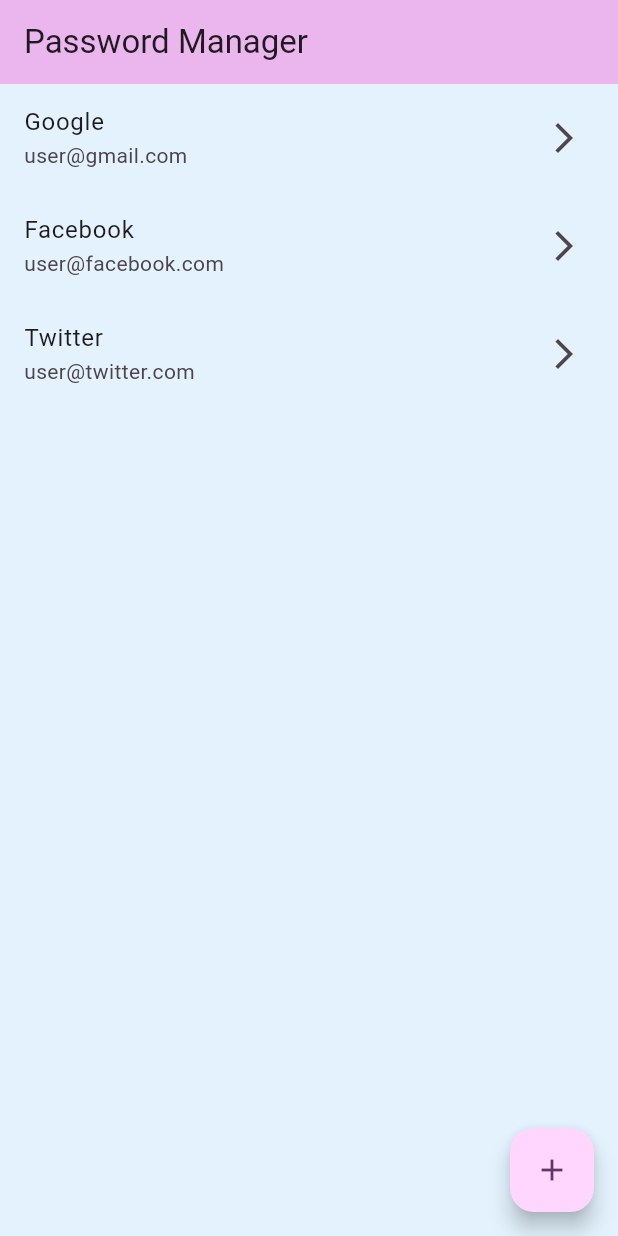
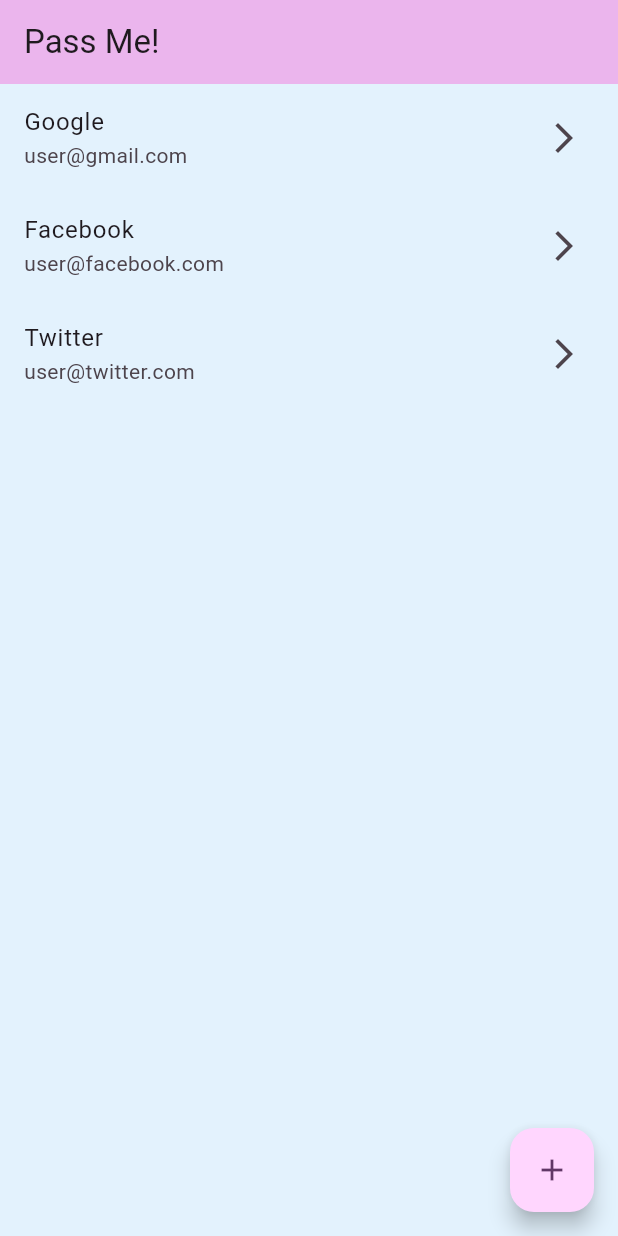
Before and after one commit to could-ai/019860d4-39db-7d30-8c54-eef5cc6d4892, a Flutter app: the screen it shows after launch, on a phone screen of 412 x 824 dp. Run offline on Flutter 3.47's test engine with Material 3 defaults, Android fonts, the phone set to English and light mode, and no system bars.

Commit message:
Change app title from 'Password Manager' to 'Pass Me!'

```diff
--- a/usr/lib/main.dart
+++ b/usr/lib/main.dart
@@ -19,13 +19,13 @@ class MyApp extends StatelessWidget {
   @override
   Widget build(BuildContext context) {
     return MaterialApp(
-      title: 'Password Manager',
+      title: 'Pass Me!',
       debugShowCheckedModeBanner: false,
       theme: ThemeData(
         colorScheme: ColorScheme.fromSeed(seedColor: Colors.purple),
         useMaterial3: true,
       ),
-      home: const MyHomePage(title: 'Password Manager'),
+      home: const MyHomePage(title: 'Pass Me!'),
     );
   }
 }
```
